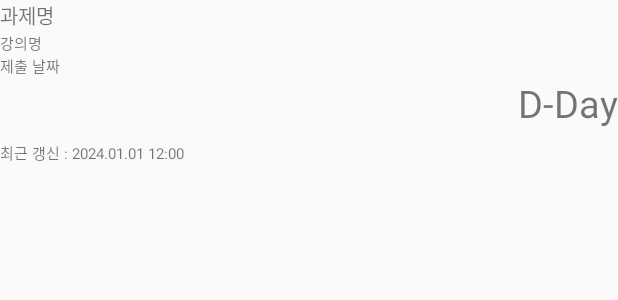
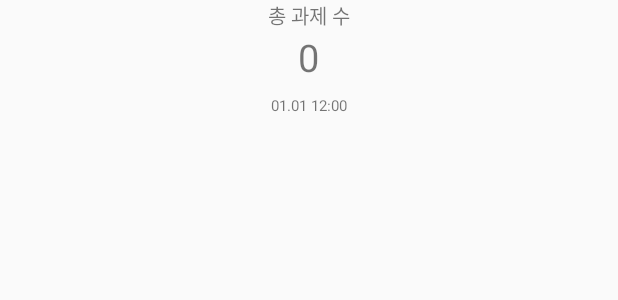
Before and after one commit to gyeongmin-03/LmsWidget, an Android app built with Jetpack Compose: the layout new_app_widget.xml on its own in the app's theme, with its tools: preview values and no code run, on a phone screen of 412 x 824 dp. Shown: the top 300 px of the screen. Run offline under Robolectric (Android 15) with nearby library versions, the phone set to English and light mode, and no system bars.

Commit message:
미리보기 이미지 변경

```diff
--- a/app/src/main/res/layout/new_app_widget.xml
+++ b/app/src/main/res/layout/new_app_widget.xml
@@ -10,29 +10,16 @@
         android:layout_width="wrap_content"
         android:layout_height="wrap_content"
         android:textSize="13sp"
-        android:text="과제명"
-        />
-    <TextView
-        android:id="@+id/subjt"
-        android:layout_width="wrap_content"
-        android:layout_height="wrap_content"
-        android:textSize="10sp"
-        android:text="강의명"
-        />
-    <TextView
-        android:id="@+id/date"
-        android:layout_width="wrap_content"
-        android:layout_height="wrap_content"
-        android:textSize="10sp"
-        android:text="제출 날짜"
+        android:text="총 과제 수"
+        android:layout_gravity="center"
         />
     <TextView
         android:id="@+id/dDay"
         android:layout_width="wrap_content"
         android:layout_height="wrap_content"
-        android:layout_gravity="end"
+        android:layout_gravity="center"
         android:textSize="25sp"
-        android:text="D-Day"
+        android:text="0"
         />
     <TextView
         android:id="@+id/UpdateDate"
@@ -40,7 +27,8 @@
         android:layout_height="wrap_content"
         android:paddingTop="8dp"
         android:textSize="10sp"
-        android:text="최근 갱신 : 2024.01.01 12:00"
+        android:text="01.01 12:00"
+        android:layout_gravity="center"
         />
 
 </LinearLayout>
```
